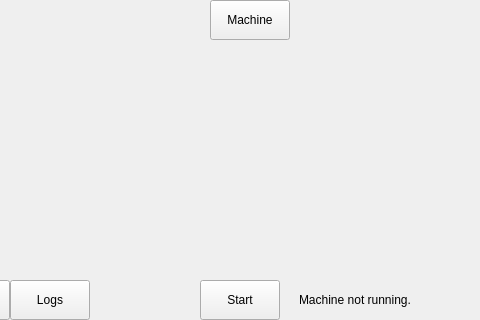
This is modbus-application/mainwindow.ui in Wolkabout/offset-printing-machine-simulator-application as Qt 5 draws it before an edit; both pictures show x 150 to 630 and y 280 to 600 of the 800 by 600 pixel window. The edited form follows.
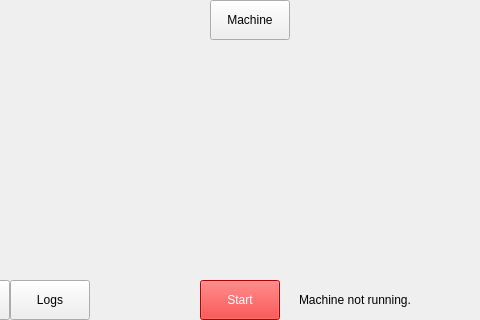
This is the edited form.

```diff
--- a/modbus-application/mainwindow.ui
+++ b/modbus-application/mainwindow.ui
@@ -276,6 +276,10 @@
       <height>40</height>
      </rect>
     </property>
+    <property name="styleSheet">
+     <string notr="true">background-color: red;
+color: white;</string>
+    </property>
     <property name="text">
      <string>Start</string>
     </property>
```
Left out of the diff: 4 changed lines with no effect on the pictures.
